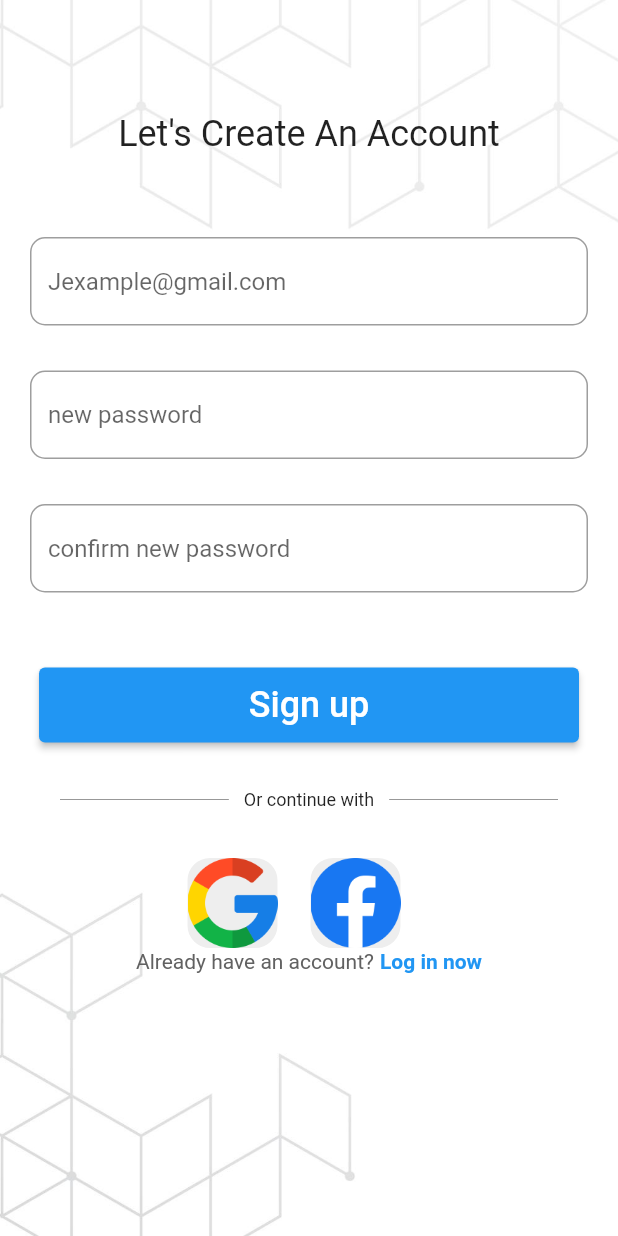
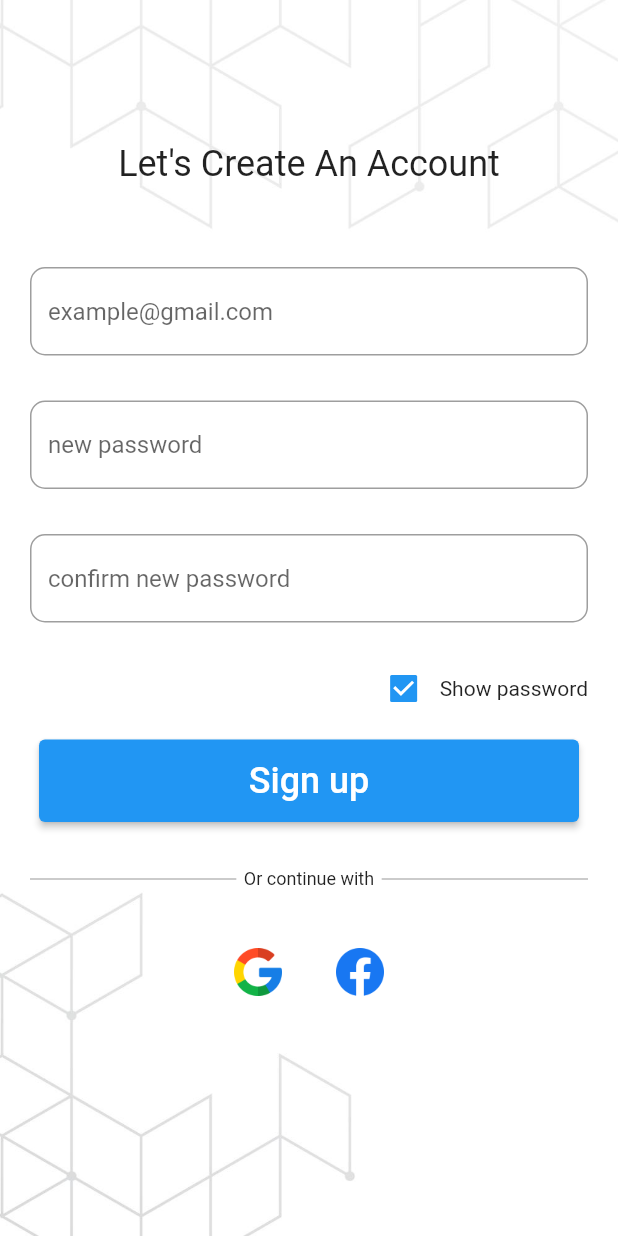
Before and after one commit to icpkimli/Project-Algora-1.0, a Flutter app: the screen it shows after launch, after a tap on "Register now", on a phone screen of 412 x 824 dp. Run offline on Flutter 3.47's test engine with Material 2 defaults, Android fonts, the phone set to English and light mode, and no system bars; our stand-ins replace device_preview, firebase_auth, firebase_core, google_sign_in; missing offline and left inert: flutter_facebook_auth; accounts and stored records are empty; network calls fail.

Commit message:
Update google & facebook authentication buttons
But still there are some problems , when the button press they wont switch to homescreen

```diff
--- a/lib/Screens/signup_screen.dart
+++ b/lib/Screens/signup_screen.dart
@@ -4,9 +4,11 @@ import 'package:project_algora_2/custom/my_button.dart';
 import 'package:project_algora_2/custom/my_text.dart';
 import 'package:project_algora_2/custom/my_text_field.dart';
 
+import '../Back/auth_service.dart';
+
 class SignupScreen extends StatefulWidget {
   final Function()? onTap;
-  const SignupScreen(this.onTap,{super.key});
+  const SignupScreen(this.onTap, {super.key});
 
   @override
   State<SignupScreen> createState() {
@@ -15,10 +17,10 @@ class SignupScreen extends StatefulWidget {
 }
 
 class _SignupScreenState extends State<SignupScreen> {
-
   final emailController = TextEditingController();
   final passwordController = TextEditingController();
   final confirmPasswordController = TextEditingController();
+  bool? isChecked = true;
 
   void signUserIn() async {
     // show loading circle
@@ -30,29 +32,73 @@ class _SignupScreenState extends State<SignupScreen> {
         );
       },
     );
-    try{
-      if(passwordController.text == confirmPasswordController.text){
+    try {
+      if (passwordController.text == confirmPasswordController.text) {
         await FirebaseAuth.instance.createUserWithEmailAndPassword(
-            email: emailController.text,
-            password: passwordController.text);
-      }
-      else
+            email: emailController.text, password: passwordController.text);
+      } else
         print("Password doesn't match");
       Navigator.pop(context);
-    }on FirebaseAuthException catch (e) {
+    } on FirebaseAuthException catch (e) {
       Navigator.pop(context);
       showErrorMessage(e.code);
     }
   }
 
-  void showErrorMessage(String message){
-    showDialog(context: context, builder: (context){
-      return AlertDialog(
+  void showErrorMessage(String message) {
+    showDialog(
+        context: context,
+        builder: (context) {
+          return const AlertDialog(
             title: Center(
               child: Text('wrong'),
             ),
           );
         });
+  }
+
+  Future<void> _handleGoogleSignIn(BuildContext context) async {
+    UserCredential? userCredential = await AuthService.signInWithGoogle();
+    if (userCredential != null) {
+      // The user is signed in successfully
+      print("Signed in with Google: ${userCredential.user?.displayName}");
+
+      // Navigate to the HomeScreen
+      Navigator.pushReplacementNamed(context, '/home');
+    } else {
+      // Sign-in was not successful or was cancelled
+      print("Sign-in with Google was not successful.");
+
+      // Show an error message
+      ScaffoldMessenger.of(context).showSnackBar(
+        const SnackBar(
+          content: Text('Sign-in with Google failed. Please try again.'),
+          duration: Duration(seconds: 3),
+        ),
+      );
+    }
+  }
+
+  Future<void> _handleFacebookSignIn(BuildContext context) async {
+    UserCredential? userCredential = await AuthService.signInWithFacebook();
+    if (userCredential != null) {
+      // The user is signed in successfully with Facebook
+      print("Signed in with Facebook: ${userCredential.user?.displayName}");
+
+      // Navigate to the HomeScreen
+      Navigator.pushReplacementNamed(context, '/home');
+    } else {
+      // Sign-in with Facebook was not successful or was cancelled
+      print("Sign-in with Facebook was not successful.");
+
+      // Show an error message
+      ScaffoldMessenger.of(context).showSnackBar(
+        SnackBar(
+          content: Text('Sign-in with Facebook failed. Please try again.'),
+          duration: Duration(seconds: 3),
+        ),
+      );
+    }
   }
 
   @override
@@ -69,37 +115,49 @@ class _SignupScreenState extends State<SignupScreen> {
             ),
           ),
           child: Padding(
-            padding: const EdgeInsets.symmetric(horizontal: 20),
-            child: Column(
-              children: [
-                Padding(
-                  padding: const EdgeInsets.only(top: 75, bottom: 25),
+            padding: const EdgeInsets.only(top: 20, left: 20, right: 20),
+            child: Column(children: [
+              const Padding(
+                padding: EdgeInsets.only(top: 75, bottom: 25),
                 child: MyText("Let's Create An Account", 24),
               ),
               Padding(
                 padding: const EdgeInsets.symmetric(vertical: 30),
-                  child: MyTextField(emailController, 'Jexample@gmail.com', false),
+                child: MyTextField(emailController, 'example@gmail.com', false),
               ),
               Padding(
                 padding: const EdgeInsets.only(bottom: 30),
-                  child:
-                      MyTextField(passwordController, 'new password', false),
+                child: MyTextField(
+                    passwordController, 'new password', isChecked ?? false),
               ),
               Padding(
-                  padding: const EdgeInsets.only(bottom: 40),
-                  child: MyTextField(confirmPasswordController, 'confirm new password', true),
+                padding: const EdgeInsets.only(bottom: 20),
+                child: MyTextField(confirmPasswordController,
+                    'confirm new password', isChecked ?? false),
+              ),
+              Row(
+                mainAxisAlignment: MainAxisAlignment.end,
+                children: [
+                  Checkbox(
+                    value: isChecked,
+                    activeColor: Colors.blue,
+                    tristate: false,
+                    onChanged: (newBool) {
+                      setState(() {
+                        isChecked = newBool;
+                      });
+                    },
+                  ),
+                  Text('Show password'),
+                ],
               ),
               SizedBox(
-                    height: 60,
+                height: 65,
                 width: 360,
-                    child: MyButton(
-                        signUserIn,
-                        'Sign up'
-                    ),
+                child: MyButton(signUserIn, 'Sign up'),
               ),
               Padding(
-                  padding:
-                  const EdgeInsets.symmetric(horizontal: 20, vertical: 30),
+                padding: const EdgeInsets.symmetric(vertical: 30),
                 child: Row(
                   children: const [
                     Expanded(
@@ -109,7 +167,7 @@ class _SignupScreenState extends State<SignupScreen> {
                       ),
                     ),
                     Padding(
-                        padding: EdgeInsets.symmetric(horizontal: 10),
+                      padding: EdgeInsets.symmetric(horizontal: 5),
                       child: MyText('Or continue with', 12),
                     ),
                     Expanded(
@@ -124,55 +182,31 @@ class _SignupScreenState extends State<SignupScreen> {
               Row(
                 mainAxisAlignment: MainAxisAlignment.center,
                 children: [
-                    Container(
-                      decoration: BoxDecoration(
-                        border: Border.all(color: Colors.white),
-                        borderRadius: BorderRadius.circular(16),
-                        color: Colors.grey[200],
-                      ),
-                      child: Image.asset(
+                  Padding(
+                    padding: const EdgeInsets.symmetric(horizontal: 10),
+                    child: IconButton(
+                      onPressed: () => _handleGoogleSignIn(context),
+                      icon: Image.asset(
                         'assets/images/google.png',
+                        width: 60,
                         height: 60,
                       ),
                     ),
+                  ),
                   Padding(
-                      padding: const EdgeInsets.symmetric(horizontal: 20),
-                      child: Container(
-                        decoration: BoxDecoration(
-                          border: Border.all(color: Colors.white),
-                          borderRadius: BorderRadius.circular(16),
-                          color: Colors.grey[200],
-                        ),
-                        child: Image.asset(
+                    padding: const EdgeInsets.symmetric(horizontal: 10),
+                    child: IconButton(
+                      onPressed: () => _handleFacebookSignIn(context),
+                      icon: Image.asset(
                         'assets/images/facebook.png',
+                        width: 60,
                         height: 60,
                       ),
                     ),
                   ),
                 ],
               ),
-                Row(
-                  mainAxisAlignment: MainAxisAlignment.center,
-                  children: [
-                    Text(
-                      'Already have an account?',
-                      style: TextStyle(color: Colors.grey[700]),
-                    ),
-                    const SizedBox(width: 4),
-                    GestureDetector(
-                      onTap: widget.onTap,
-                      child: const Text(
-                        'Log in now',
-                        style: TextStyle(
-                          color: Colors.blue,
-                          fontWeight: FontWeight.bold,
-                        ),
-                      ),
-                    ),
-                  ],
-                )
-              ],
-            ),
+            ]),
           ),
         ),
       ),
--- a/lib/main.dart
+++ b/lib/main.dart
@@ -1,13 +1,9 @@
-
 import 'package:firebase_core/firebase_core.dart';
 import 'package:flutter/foundation.dart';
 import 'package:flutter/material.dart';
 import 'package:project_algora_2/Back/auth_page.dart';
-import 'package:project_algora_2/Screens/signup_screen.dart';
 import 'package:project_algora_2/firebase_options.dart';
 import 'package:device_preview/device_preview.dart';
-
-import 'Screens/login_screen.dart';
 
 Future<void> main() async {
   WidgetsFlutterBinding.ensureInitialized();
--- a/pubspec.yaml
+++ b/pubspec.yaml
@@ -21,6 +21,7 @@ version: 1.0.0+1
 environment:
   sdk: '>=2.19.0 <3.0.0'
 
+
 # Dependencies specify other packages that your package needs in order to work.
 # To automatically upgrade your package dependencies to the latest versions
 # consider running `flutter pub upgrade --major-versions`. Alternatively,
@@ -38,6 +39,8 @@ dependencies:
   firebase_core: ^2.15.0
   firebase_auth: ^4.7.1
   device_preview: ^1.1.0
+  google_sign_in: ^6.1.4
+  flutter_facebook_auth: ^5.0.11
 
 dev_dependencies:
   flutter_test:
```
Also changed, not shown: lib/Back/auth_service.dart (added, +56 -0 lines), lib/Screens/login_screen.dart (+2 -5 lines), pubspec.lock, 3 other files. Lines whose indentation alone changed are shown as unchanged.
